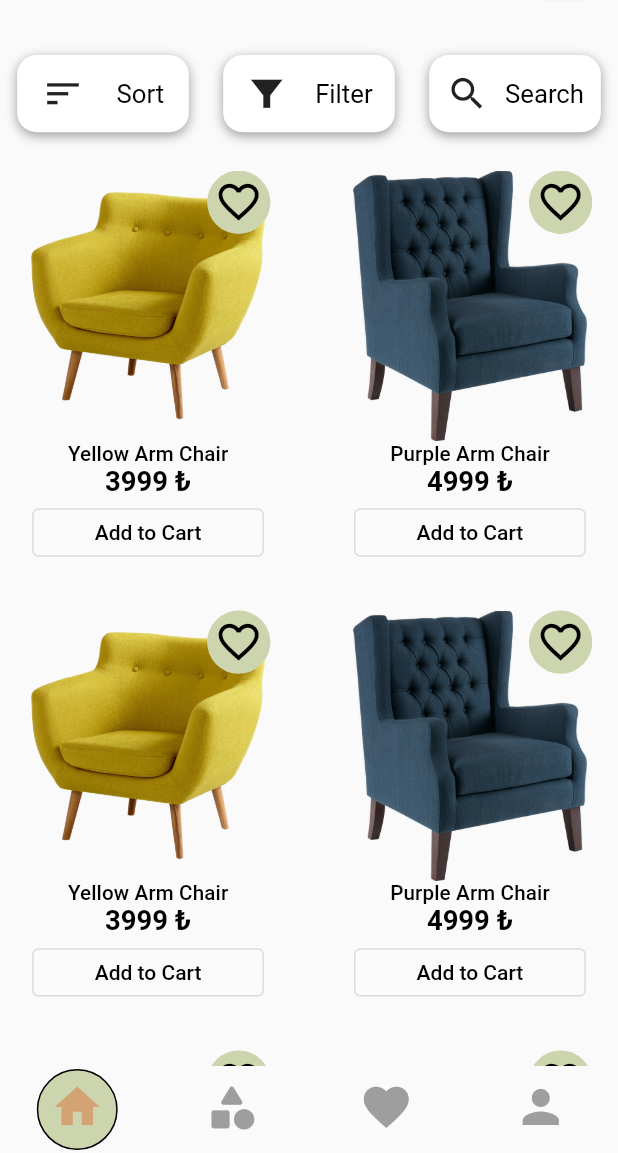
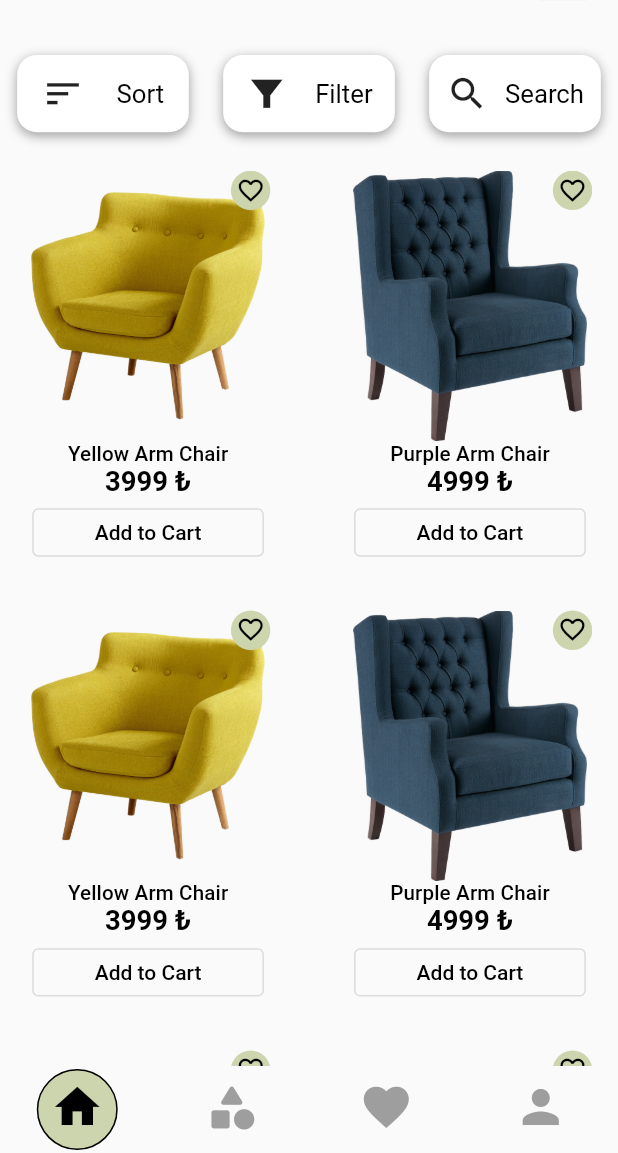
Before and after one commit to erkanoygun/ShopApp, a Flutter app: the screen it shows after launch, on a phone screen of 412 x 824 dp, the part 83-1236 px from its top. Run offline on Flutter 3.47's test engine with Material 2 defaults, Android fonts, the phone set to English and light mode, and no system bars; our stand-ins replace flutter_screenutil.

Commit message:
Navigation services created

```diff
--- /dev/null
+++ b/lib/core/constant/navigation/navigation_constant.dart
@@ -0,0 +1,5 @@
+class NavigationConstant{
+  static const MainPage = "/";
+  static const ShopingCartPage = "/cart";
+  static const ProductDetailPage = "/detail";
+}
--- a/lib/customs/MyBottomNavigationBar/my_bottom_navigationbar_item.dart
+++ b/lib/customs/MyBottomNavigationBar/my_bottom_navigationbar_item.dart
@@ -53,7 +53,7 @@ class MyBottomNavigationBarItem extends StatelessWidget {
               icon,
               size: iconSize,
               color:
-                  index == selectedIndex ? AppColor.brown.toColor() : Colors.grey,
+                  index == selectedIndex ? AppColor.black.toColor() : Colors.grey,
             ),
           ),
         ),
--- a/lib/customs/Theme/my_theme.dart
+++ b/lib/customs/Theme/my_theme.dart
@@ -1,5 +1,4 @@
 import 'package:flutter/material.dart';
-import 'package:flutter_screenutil/flutter_screenutil.dart';
 import 'package:shop_app/core/extension/color_extensions.dart';
 import '../../core/constant/app/colors.dart';
 import '../../core/constant/style/text_style.dart';
--- /dev/null
+++ b/lib/init/navigation/INavigationService.dart
@@ -0,0 +1,5 @@
+
+abstract class INavigationService{
+  Future<void> navigateToPage({required String path, Object? data});
+  Future<void> navigateToPageClear({required String path, Object? data});
+}
--- /dev/null
+++ b/lib/init/navigation/navigation_service.dart
@@ -0,0 +1,23 @@
+import 'package:flutter/cupertino.dart';
+import 'package:shop_app/init/navigation/INavigationService.dart';
+
+class NavigationService implements INavigationService {
+  static final NavigationService _instance = NavigationService._init();
+  static NavigationService get instance => _instance;
+
+  NavigationService._init();
+
+  GlobalKey<NavigatorState> navigatorKey = GlobalKey();
+
+  @override
+  Future<void> navigateToPage({required String path, Object? data}) async {
+    await navigatorKey.currentState?.pushNamed(path, arguments: data);
+  }
+
+  @override
+  Future<void> navigateToPageClear({required String path, Object? data}) async {
+    await navigatorKey.currentState?.pushNamedAndRemoveUntil(
+        path, (Route<dynamic> route) => false,
+        arguments: data);
+  }
+}
--- a/lib/main.dart
+++ b/lib/main.dart
@@ -1,11 +1,12 @@
 import 'package:flutter/material.dart';
 import 'package:flutter_screenutil/flutter_screenutil.dart';
 import 'package:provider/provider.dart';
-import 'package:shop_app/core/extension/color_extensions.dart';
 import 'package:shop_app/view-model/app_view_model.dart';
 import 'package:shop_app/views/mainPage/mainPage.dart';
 
 import 'customs/Theme/my_theme.dart';
+import 'init/navigation/navigation_route.dart';
+import 'init/navigation/navigation_service.dart';
 
 void main() {
   runApp(const MyApp());
@@ -23,6 +24,8 @@ class MyApp extends StatelessWidget {
           child: MaterialApp(
             title: 'Shop App',
             theme: MyTheme.myTheme1,
+            onGenerateRoute: NavigationRoute.instance.generateRoute,
+            navigatorKey: NavigationService.instance.navigatorKey,
             home: const MainPage(),
           ),
         );
--- a/lib/views/HomePage/widgets/add_cart_button_small.dart
+++ b/lib/views/HomePage/widgets/add_cart_button_small.dart
@@ -4,6 +4,8 @@ import 'package:shop_app/core/extension/color_extensions.dart';
 import 'package:shop_app/view-model/app_view_model.dart';
 import '../../../core/constant/app/app_texts.dart';
 import '../../../core/constant/app/colors.dart';
+import '../../../core/constant/navigation/navigation_constant.dart';
+import '../../../init/navigation/navigation_service.dart';
 
 class AddCartButtonSmall extends StatelessWidget {
   const AddCartButtonSmall(
@@ -36,7 +38,9 @@ class AddCartButtonSmall extends StatelessWidget {
   void onTabButton(AppViewModel mystate) {
     isCartList = mystate.cartList.contains(mystate.products[productIndex]);
     return isCartList
-        ? print("Sepete Git")
+        ? NavigationService.instance.navigateToPage(
+            path: NavigationConstant.ShopingCartPage,
+          )
         : mystate.addCartList(mystate.products[productIndex]);
   }
 }
--- a/lib/views/HomePage/widgets/fav_icon.dart
+++ b/lib/views/HomePage/widgets/fav_icon.dart
@@ -10,8 +10,9 @@ class MyFavIcon extends StatelessWidget {
       {super.key, required this.mystate, required this.productIndex});
   final AppViewModel mystate;
   final int productIndex;
-  static final double favIconSize = 25.h;
+  static final double favIconSize = 15.h;
   static late bool isFavList;
+  final double containerAllPAddingValue = 3.5;
 
   @override
   Widget build(BuildContext context) {
@@ -24,7 +25,7 @@ class MyFavIcon extends StatelessWidget {
             mystate.favoritesList.contains(mystate.products[productIndex].id);
       },
       child: Container(
-        padding: EdgeInsets.all(5),
+        padding: EdgeInsets.all(containerAllPAddingValue),
         decoration: BoxDecoration(
           color: Theme.of(context).primaryColor,
           shape: BoxShape.circle,
--- a/lib/views/ShopCartPage/shopping_cart_page.dart
+++ b/lib/views/ShopCartPage/shopping_cart_page.dart
@@ -17,7 +17,8 @@ class ShoppingCartPage extends StatelessWidget {
     return Selector<AppViewModel, int>(
       selector: (_, mystate) => mystate.cartList.length,
       builder: (_, mystate, __) {
-        return mystate != 0 ? Scaffold(
+        return mystate != 0
+            ? Scaffold(
                 appBar: const MyAppBar(title: AppText.cartPageTitle),
                 body: Padding(
                   padding: columnPaddingTop,
@@ -34,7 +35,8 @@ class ShoppingCartPage extends StatelessWidget {
                     ],
                   ),
                 ),
-        ) : const EmptyListPage();
+              )
+            : const EmptyListPage();
       },
     );
   }
--- a/lib/views/ShopCartPage/widgets/product_image_container.dart
+++ b/lib/views/ShopCartPage/widgets/product_image_container.dart
@@ -5,7 +5,7 @@ class ProductImageWidget extends StatelessWidget {
   const ProductImageWidget({super.key,required this.imgPath});
   final String imgPath;
   final double containerRadius = 16.0;
-  final double containerBlurRadius = 10.0;
+  final double containerBlurRadius = 5.0;
   final EdgeInsets marginSymmetric = const EdgeInsets.symmetric(horizontal: 16);
   static final double containerAndSizedBoxHght = 160.h;
   static final double containerAndSizedBoxWdh = 160.w;
--- a/lib/views/ShopCartPage/widgets/total_price_and_button_widget.dart
+++ b/lib/views/ShopCartPage/widgets/total_price_and_button_widget.dart
@@ -40,7 +40,7 @@ class TotalPriceAndButtonContainer extends StatelessWidget {
                   builder: (_, value, __) {
                     return Text(
                       "$value ₺",
-                      style: Theme.of(context).textTheme.bodyLarge!.merge(
+                      style: Theme.of(context).textTheme.labelSmall!.merge(
                             const TextStyle(fontWeight: FontWeight.bold),
                           ),
                     );
```
Also changed, not shown: lib/customs/customAppBar/my_app_bar.dart (+3 -7 lines), lib/init/navigation/navigation_route.dart (added, +38 -0 lines), lib/views/DetailPage/widgets/cart_button_fav_icon.dart (+6 -2 lines), lib/views/HomePage/widgets/my_gridview_builder.dart (+10 -9 lines). Lines whose indentation alone changed are shown as unchanged.
